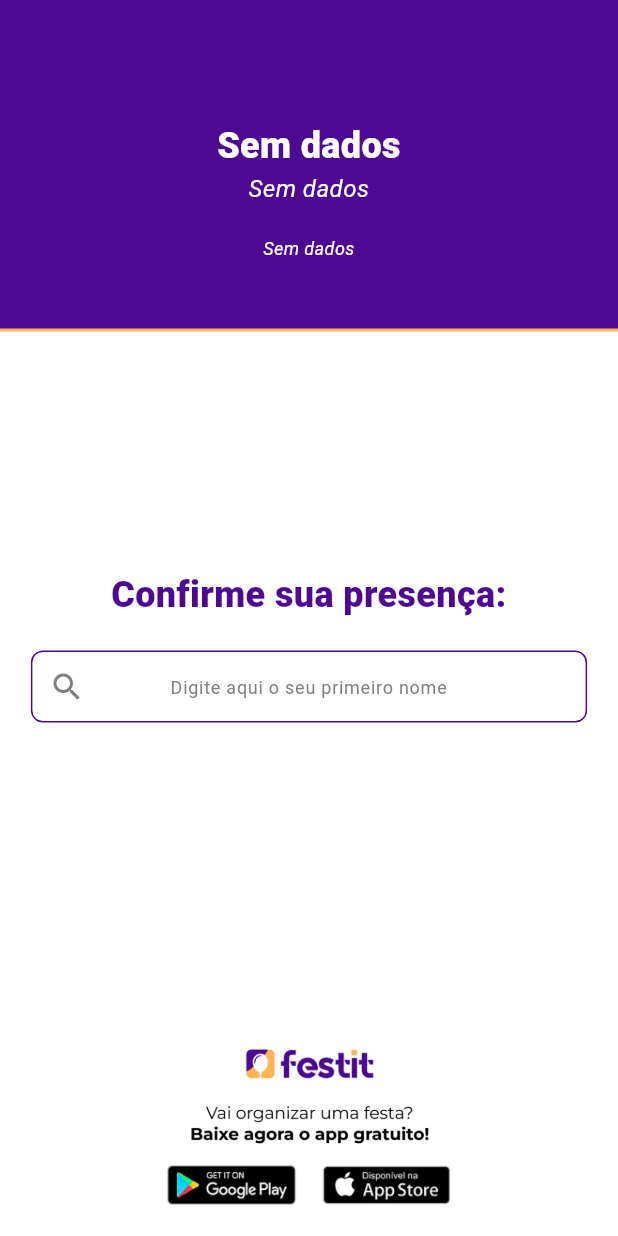
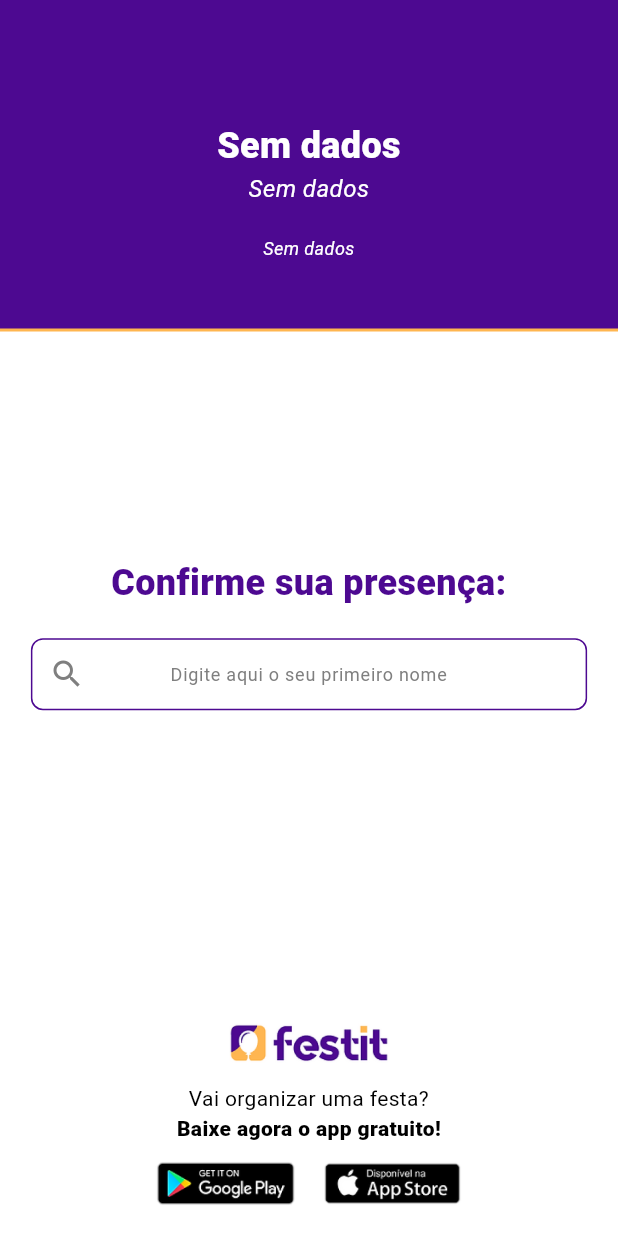
Before and after one commit to TZPabLoTZ/TZPabLoTZ.github.io, a Flutter app: the screen it shows after launch, on a phone screen of 412 x 824 dp. Run offline on Flutter 3.47's test engine with Material 3 defaults, Android fonts, the light colour scheme and no system bars; our stand-ins replace cloud_firestore, firebase_core, get; missing offline and left inert: dart:html, dart:js; accounts and stored records are empty; Roboto replaces fonts that are missing (Montserrat, Montserrat-italic); statements that could not run were skipped.

```diff
--- a/lib/modules/receive_guest/widgets/body_receive_guest.dart
+++ b/lib/modules/receive_guest/widgets/body_receive_guest.dart
@@ -1,8 +1,7 @@
-import 'dart:js' as js;
-
 import 'package:flutter/material.dart';
 
 import '../../../widgets/event_details_card.dart';
+import '../../../widgets/images_link.dart';
 import 'guest_form.dart';
 
 class BodyReceiveGuest extends StatelessWidget {
@@ -34,25 +33,9 @@ class BodyReceiveGuest extends StatelessWidget {
               ),
             ),
           ),
-          Padding(
-            padding: const EdgeInsets.only(bottom: 20, top: 12),
-            child: GestureDetector(
-              onTap: () {
-                openUrlInSamePage(
-                    'https://play.google.com/store/apps/details?id=br.com.festit.app');
-              },
-              child: Image.asset(
-                'assets/images/link.png',
-                scale: 3.2,
-              ),
-            ),
-          ),
+          const ImagesLink(),
         ],
       ),
     );
   }
 }
-
-void openUrlInSamePage(String url) {
-  js.context.callMethod('eval', ['window.location.href="$url";']);
-}
--- /dev/null
+++ b/lib/widgets/images_link.dart
@@ -0,0 +1,75 @@
+import 'dart:js' as js;
+
+import 'package:flutter/material.dart';
+
+class ImagesLink extends StatelessWidget {
+  const ImagesLink({super.key});
+
+  @override
+  Widget build(BuildContext context) {
+    return Padding(
+      padding: const EdgeInsets.only(bottom: 20, top: 12),
+      child: Column(
+        spacing: 12,
+        children: [
+          Image.asset(
+            'assets/images/logo.png',
+            scale: 2.6,
+          ),
+          const Column(
+            children: [
+              Text(
+                'Vai organizar uma festa?',
+                textAlign: TextAlign.center,
+                style: TextStyle(
+                  fontSize: 14,
+                  fontWeight: FontWeight.normal,
+                  color: Colors.black,
+                ),
+              ),
+              Text(
+                'Baixe agora o app gratuito!',
+                textAlign: TextAlign.center,
+                style: TextStyle(
+                  fontSize: 14,
+                  fontWeight: FontWeight.w900,
+                  color: Colors.black,
+                ),
+              ),
+            ],
+          ),
+          Row(
+            mainAxisAlignment: MainAxisAlignment.center,
+            spacing: 16,
+            children: [
+              GestureDetector(
+                onTap: () {
+                  openUrlInSamePage(
+                      'https://play.google.com/store/apps/details?id=br.com.festit.app');
+                },
+                child: Image.asset(
+                  'assets/images/google_play.png',
+                  scale: 2,
+                ),
+              ),
+              GestureDetector(
+                onTap: () {
+                  openUrlInSamePage(
+                      'https://apps.apple.com/br/app/festit/id1561644396?platform=iphone');
+                },
+                child: Image.asset(
+                  'assets/images/app_store.png',
+                  scale: 2,
+                ),
+              ),
+            ],
+          ),
+        ],
+      ),
+    );
+  }
+}
+
+void openUrlInSamePage(String url) {
+  js.context.callMethod('eval', ['window.location.href="$url";']);
+}
```
Also changed, not shown: lib/modules/guest_confirmation/widgets/body_guest_confirmation.dart (+2 -7 lines), lib/modules/receive_guest/receive_guest_controller.dart (+104 -34 lines), lib/modules/receive_guest/widgets/guest_form.dart (+7 -37 lines), assets/images/app_store.png (added), assets/images/frase.png (added), assets/images/google_play.png (added), assets/images/logo.png (added), firebase.json, 4 other files.
